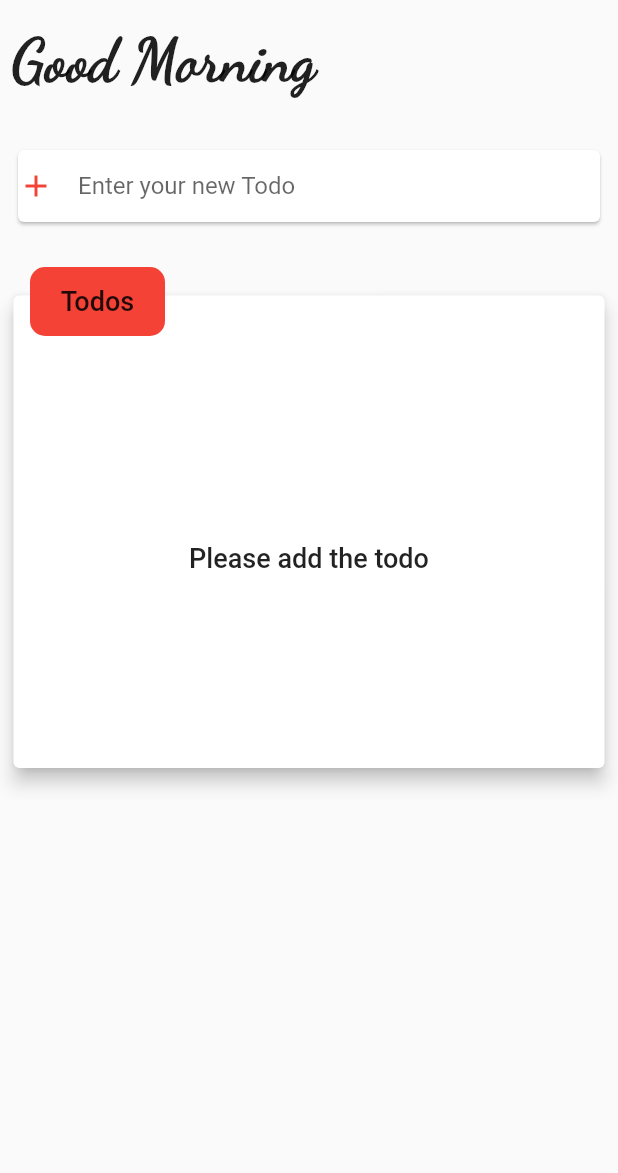
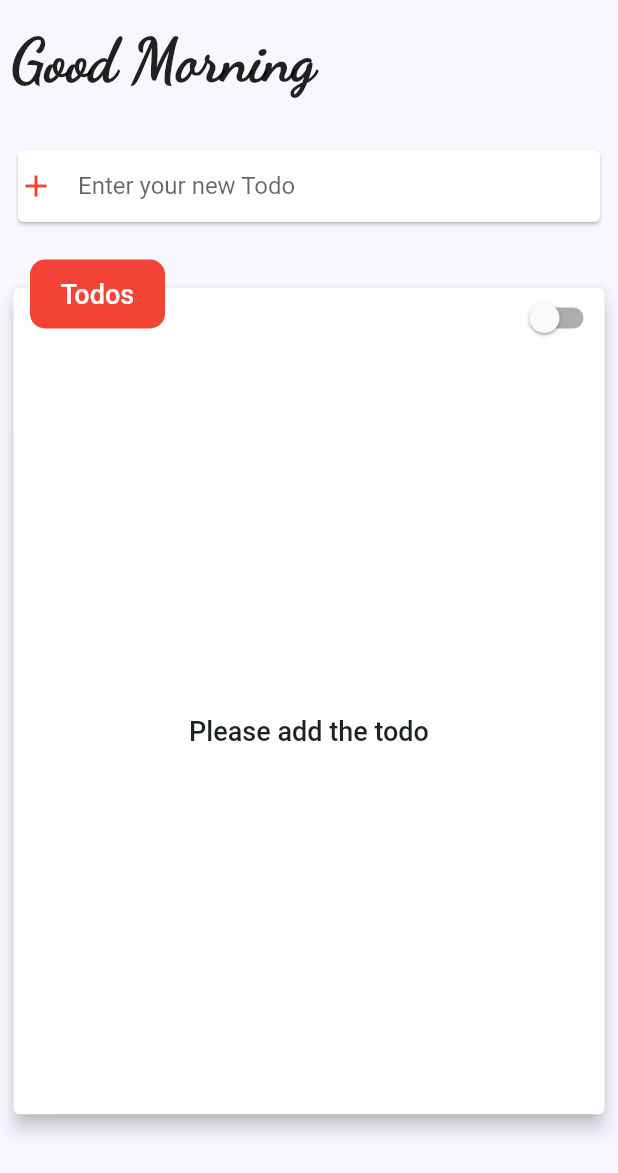
Before and after one commit to parshantdhall/Flutter-simple-todoApp, a Flutter app: the screen it shows after launch, on a phone screen of 412 x 824 dp. Shown: the top 1173 px of the screen. Run offline on Flutter 3.47's test engine with Material 2 defaults, Android fonts, the phone set to English and light mode, and no system bars.

Commit message:
Added lots of UI

```diff
--- a/lib/main.dart
+++ b/lib/main.dart
@@ -1,5 +1,4 @@
 import 'package:flutter/material.dart';
-
 // Widgets
 import './widgets/new_todo.dart';
 import './widgets/grettings.dart';
@@ -20,6 +19,7 @@ class MyApp extends StatelessWidget {
         textTheme: ThemeData.light().textTheme.copyWith(
               title: TextStyle(
                 fontSize: 18,
+                color: Color.fromRGBO(28, 35, 33, 1),
               ),
             ),
       ),
@@ -37,13 +37,7 @@ class MyHomePage extends StatefulWidget {
 }
 
 class _MyHomePageState extends State<MyHomePage> {
-  List<TodoData> data = [
-    // TodoData(
-    //     text:
-    //         'Hello this is the Second todo scasdcadcsac dg dsusd dc sduchh dc sdcsdcy dcid sd sdi sdvid sd viudv sdiuv sduid vuid vsdiuv '),
-    // TodoData(text: 'Hello this is the Second todo'),
-    // TodoData(text: 'Hello this is the Second todo'),
-  ];
+  List<TodoData> data = [];
 
   void addTodo(String todoTxt) {
     setState(() {
@@ -51,17 +45,24 @@ class _MyHomePageState extends State<MyHomePage> {
     });
   }
 
+  void addDoneTodo(String id) {
+    TodoData doneTodo = data.firstWhere((item) => item.id == id);
+    setState(() {
+      doneTodo.done = !doneTodo.isdone;
+    });
+  }
+
   @override
   Widget build(BuildContext context) {
     return Scaffold(
-      // backgroundColor: Colors.green,
+      backgroundColor: Color.fromRGBO(247, 247, 255, 1),
       body: SafeArea(
         child: SingleChildScrollView(
           child: Column(
             children: <Widget>[
               Grettings(),
               NewTodo(addTodo),
-              NewTodoList(data),
+              NewTodoList(data.reversed.toList(), addDoneTodo),
             ],
           ),
         ),
--- a/lib/models/todoData.dart
+++ b/lib/models/todoData.dart
@@ -1,8 +1,23 @@
-import 'package:flutter/foundation.dart';
+import 'package:flutter/material.dart';
+import 'package:uuid/uuid.dart';
+import 'dart:math';
 
 class TodoData {
   final String text;
-  final String id;
-  final tColor;
-  TodoData({this.id, @required this.text, this.tColor});
+  final String id = Uuid().v1();
+  bool isdone = false;
+  Color tColor;
+  TodoData({@required this.text}) {
+    List<Color> colors = [
+      Color.fromRGBO(247, 247, 255, 1),
+      Color.fromRGBO(255, 217, 206, 1),
+      Color.fromRGBO(189, 213, 234, 1),
+      Color.fromRGBO(219, 84, 97, 1),
+      Color.fromRGBO(89, 60, 143, 1),
+    ];
+    this.tColor = colors[Random().nextInt(colors.length)];
+  }
+  set done(bool dn) {
+    isdone = dn;
+  }
 }
--- a/lib/widgets/grettings.dart
+++ b/lib/widgets/grettings.dart
@@ -10,7 +10,6 @@ class _GrettingsState extends State<Grettings> {
   int currentTime = DateTime.now().hour;
 
   String getTimeGrettings() {
-    print(currentTime);
     if (currentTime < 12) {
       return 'Good Morning';
     } else if (currentTime > 12 && currentTime < 17) {
--- a/lib/widgets/new_todo_list.dart
+++ b/lib/widgets/new_todo_list.dart
@@ -4,35 +4,36 @@ import '../models/todoData.dart';
 
 class NewTodoList extends StatelessWidget {
   final List<TodoData> data;
+  final Function onDone;
 
-  NewTodoList(this.data);
+  NewTodoList(this.data, this.onDone);
   @override
   Widget build(BuildContext context) {
     return Container(
       width: double.infinity,
       margin: EdgeInsets.all(5),
-      padding: EdgeInsets.symmetric(vertical: 10.0),
+      padding: EdgeInsets.symmetric(vertical: 5.0),
       child: Stack(
         overflow: Overflow.visible,
         children: <Widget>[
           Card(
             elevation: 5,
             child: Container(
-              height: 280,
-              // decoration: BoxDecoration(
-              //     border: Border.all(color: Colors.black, width: 2)),
-              margin: EdgeInsets.only(top: 35),
+              height: MediaQuery.of(context).size.height * .62,
+              margin: EdgeInsets.only(top: 40),
               width: double.infinity,
-              // color: Colors.white,
               child: data.length > 0
                   ? ListView.builder(
                       itemBuilder: (_, i) {
-                        return Todo(
-                          tData: data[i],
-                        );
+                        return !data[i].isdone
+                            ? Todo(
+                                key: ValueKey(data[i].id),
+                                tData: data[i],
+                                onDone: onDone,
+                              )
+                            : null;
                       },
                       itemCount: data.length,
-                      reverse: true,
                     )
                   : Center(
                       child: Text(
@@ -56,8 +57,21 @@ class NewTodoList extends StatelessWidget {
               ),
               child: Text(
                 "Todos",
-                style: Theme.of(context).textTheme.title,
+                style: Theme.of(context).textTheme.title.copyWith(
+                      color: Colors.white,
+                    ),
               ),
+            ),
+          ),
+          // Switch For Done todo
+          Positioned(
+            right: 5,
+            child: Switch(
+              value: false,
+              activeColor: Colors.red,
+              onChanged: (bl) {
+                print(bl);
+              },
             ),
           )
         ],
--- a/pubspec.yaml
+++ b/pubspec.yaml
@@ -19,6 +19,7 @@ environment:
 dependencies:
   flutter:
     sdk: flutter
+  uuid: 2.0.4
 
   # The following adds the Cupertino Icons font to your application.
   # Use with the CupertinoIcons class for iOS style icons.
```
Also changed, not shown: lib/widgets/todo.dart (+28 -23 lines), lib/widgets/done_todo_list.dart (line endings or trailing spaces), pubspec.lock.
